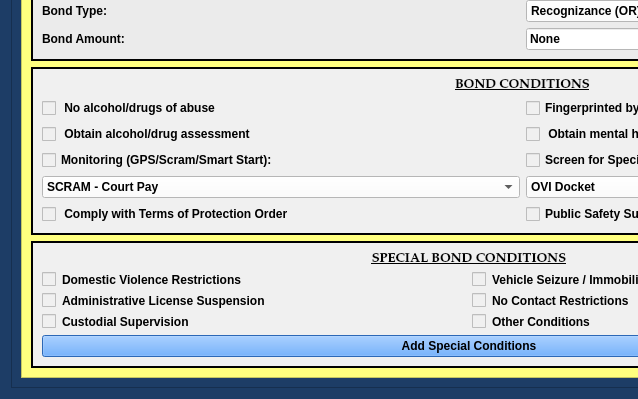
Old version of the form munientry/views/ui/NoPleaBondDialog.ui in the repository HunterProgram22/MuniEntry; both pictures show x 0 to 638 and y 392 to 791 of the 1045 by 791 pixel window.
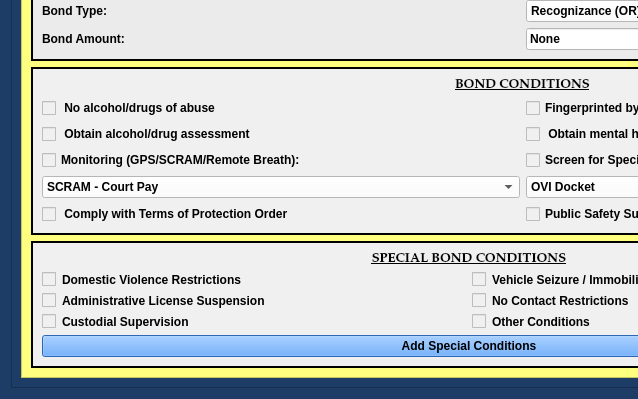
New version of the form. Custom widgets are drawn as their Qt base class.

Commit message: Updated bond dialogs for Remote Breath.

What changed in the file:
```diff
--- a/munientry/views/ui/NoPleaBondDialog.ui
+++ b/munientry/views/ui/NoPleaBondDialog.ui
@@ -676,7 +676,7 @@
                 <enum>Qt::LeftToRight</enum>
                </property>
                <property name="text">
-                <string>Monitoring (GPS/Scram/Smart Start):                    </string>
+                <string>Monitoring (GPS/SCRAM/Remote Breath):                    </string>
                </property>
               </widget>
              </item>
```
Left out of the diff: 14 changed lines with no effect on the pictures. The commit also changes 5 other files.
